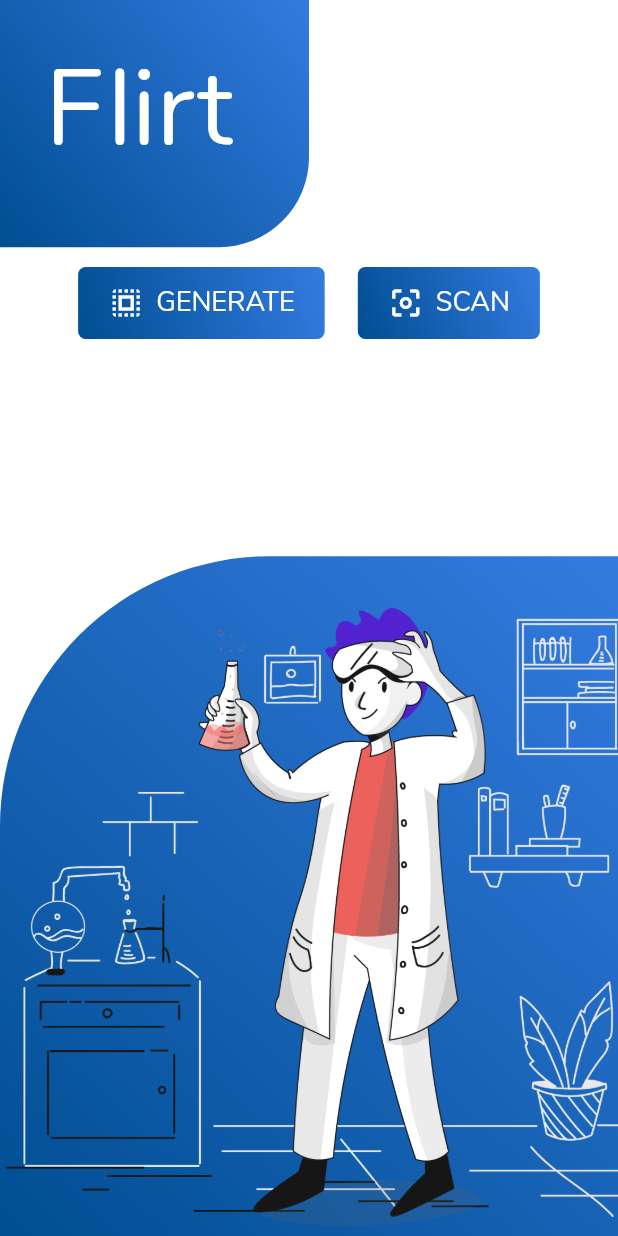
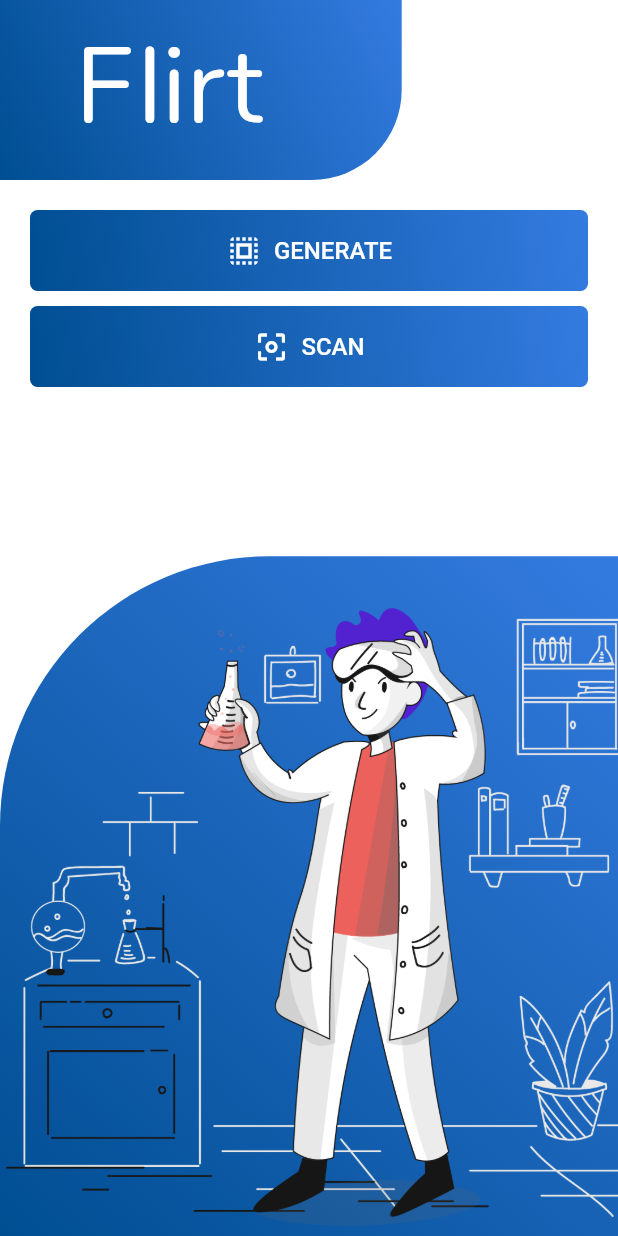
Before and after one commit to Nuxify/flirt, a Flutter app: the screen it shows after launch, on a phone screen of 412 x 824 dp. Run offline on Flutter 3.47's test engine with Material 2 defaults, Android fonts, the phone set to English and light mode, and no system bars; our stand-ins replace bloc, flutter_bloc, qr_flutter; missing offline and left inert: qr_code_scanner; generated files the repository leaves out were written again.

Commit message:
fix: ui adjustment

```diff
--- a/lib/interfaces/screens/home_screen.dart
+++ b/lib/interfaces/screens/home_screen.dart
@@ -1,8 +1,8 @@
 import 'package:flutter/material.dart';
 
-import 'package:Flirt/interfaces/widgets/bottom_bubble.dart';
-import 'package:Flirt/interfaces/widgets/main_button_bar.dart';
-import 'package:Flirt/interfaces/widgets/top_bubble.dart';
+import 'package:Flirt/interfaces/widgets/home/bottom_bubble.dart';
+import 'package:Flirt/interfaces/widgets/home/main_button_bar.dart';
+import 'package:Flirt/interfaces/widgets/home/top_bubble.dart';
 
 class HomeScreen extends StatelessWidget {
   const HomeScreen({
--- /dev/null
+++ b/lib/interfaces/widgets/home/main_button_bar.dart
@@ -0,0 +1,49 @@
+import 'package:flutter/material.dart';
+
+import 'package:Flirt/module/record/interfaces/screens/generate/generate_screen.dart';
+import 'package:Flirt/module/record/interfaces/screens/scan/scan_screen.dart';
+import 'package:Flirt/interfaces/widgets/rounded_button.dart';
+
+class MainButtonBar extends StatelessWidget {
+  const MainButtonBar({
+    Key key,
+  }) : super(key: key);
+
+  @override
+  Widget build(BuildContext context) {
+    return Container(
+      height: double.infinity,
+      margin: const EdgeInsets.only(
+        top: 140.0,
+      ),
+      padding: const EdgeInsets.symmetric(
+        horizontal: 20.0,
+      ),
+      child: Column(
+        children: <Widget>[
+          RoundedButton(
+            buttonLabel: 'GENERATE',
+            buttonIcon: Icons.select_all,
+            onPressedFunc: () {
+              Navigator.of(context).pushNamed(
+                GenerateScreen.routeName,
+              );
+            },
+          ),
+          const SizedBox(
+            height: 10.0,
+          ),
+          RoundedButton(
+            buttonLabel: 'SCAN',
+            buttonIcon: Icons.center_focus_weak,
+            onPressedFunc: () {
+              Navigator.of(context).pushNamed(
+                ScanScreen.routeName,
+              );
+            },
+          )
+        ],
+      ),
+    );
+  }
+}
--- a/lib/interfaces/widgets/top_bubble.dart
+++ b/lib/interfaces/widgets/home/top_bubble.dart
@@ -7,13 +7,13 @@ class TopBubble extends StatelessWidget {
 
   @override
   Widget build(BuildContext context) {
-    final MediaQueryData mediaQuery = MediaQuery.of(context);
+    final MediaQueryData _mediaQuery = MediaQuery.of(context);
     final ThemeData theme = Theme.of(context);
     return Positioned(
       top: 0,
       child: SizedBox(
-        height: mediaQuery.size.height * 0.20,
-        width: mediaQuery.size.width * 0.50,
+        height: 120.0,
+        width: _mediaQuery.size.width * 0.65,
         child: Container(
           decoration: BoxDecoration(
             borderRadius: const BorderRadius.only(
@@ -28,6 +28,19 @@ class TopBubble extends StatelessWidget {
               ],
             ),
           ),
+          child: Container(
+              margin: const EdgeInsets.only(
+                left: 50.0,
+                top: 10.0,
+              ),
+              child: const Text(
+                'Flirt',
+                style: TextStyle(
+                  fontFamily: 'Nunito',
+                  fontSize: 70,
+                  color: Colors.white,
+                ),
+              )),
         ),
       ),
     );
--- a/lib/interfaces/widgets/main_button_bar.dart
+++ /dev/null
@@ -1,122 +0,0 @@
-import 'dart:ui' as ui;
-
-import 'package:flutter/material.dart';
-
-import 'package:Flirt/module/record/interfaces/screens/generate/generate_screen.dart';
-import 'package:Flirt/module/record/interfaces/screens/scan/scan_screen.dart';
-
-class MainButtonBar extends StatelessWidget {
-  const MainButtonBar({
-    Key key,
-  }) : super(key: key);
-
-  @override
-  Widget build(BuildContext context) {
-    final MediaQueryData mediaQuery = MediaQuery.of(context);
-    final ThemeData theme = Theme.of(context);
-    const double lrPadding = 30.0;
-
-    return Positioned(
-      top: 0,
-      child: Container(
-        height: 230.0,
-        margin: const EdgeInsets.only(
-          top: 25,
-          left: lrPadding,
-          right: lrPadding,
-        ),
-        child: SizedBox(
-          width: mediaQuery.size.width - (lrPadding * 2),
-          child: Column(
-            crossAxisAlignment: CrossAxisAlignment.start,
-            children: <Widget>[
-              Text(
-                'Flirt',
-                style: TextStyle(
-                  fontFamily: 'Nunito',
-                  fontSize: 70,
-                  foreground: Paint()
-                    ..shader = ui.Gradient.linear(
-                      const Offset(0, 20),
-                      const Offset(150, 20),
-                      <Color>[Colors.white, Colors.white],
-                    ),
-                ),
-              ),
-              Container(
-                width: mediaQuery.size.width,
-                padding: const EdgeInsets.only(top: 50),
-                child: ButtonBar(
-                  overflowButtonSpacing: 10,
-                  alignment: MainAxisAlignment.spaceEvenly,
-                  children: <Widget>[
-                    Container(
-                      decoration: BoxDecoration(
-                        gradient: LinearGradient(
-                          begin: Alignment.topRight,
-                          end: Alignment.bottomLeft,
-                          colors: <Color>[
-                            theme.primaryColor,
-                            theme.accentColor
-                          ],
-                        ),
-                        borderRadius: BorderRadius.circular(5.0),
-                      ),
-                      child: FlatButton.icon(
-                        icon: const Icon(Icons.select_all),
-                        label: Text(
-                          'GENERATE',
-                          style:
-                              theme.textTheme.bodyText1.copyWith(fontSize: 18),
-                        ),
-                        onPressed: () {
-                          Navigator.of(context).pushNamed(
-                            GenerateScreen.routeName,
-                          );
-                        },
-                        padding: const EdgeInsets.only(
-                            top: 10, bottom: 10, left: 20, right: 20),
-                        color: Colors.transparent,
-                      ),
-                    ),
-                    Container(
-                      decoration: BoxDecoration(
-                        gradient: LinearGradient(
-                          begin: Alignment.topRight,
-                          end: Alignment.bottomLeft,
-                          colors: <Color>[
-                            theme.primaryColor,
-                            theme.accentColor
-                          ],
-                        ),
-                        borderRadius: BorderRadius.circular(5.0),
-                      ),
-                      child: FlatButton.icon(
-                        icon: const Icon(Icons.center_focus_weak),
-                        label: Flexible(
-                          child: Text(
-                            'SCAN',
-                            style: theme.textTheme.bodyText1
-                                .copyWith(fontSize: 18),
-                          ),
-                        ),
-                        onPressed: () {
-                          Navigator.of(context).pushNamed(
-                            ScanScreen.routeName,
-                          );
-                        },
-                        padding: const EdgeInsets.only(
-                            top: 10, bottom: 10, left: 20, right: 20),
-                        color: Colors.transparent,
-                      ),
-                    )
-                  ],
-                ),
-              ),
-            ],
-          ),
-        ),
-      ),
-    );
-  }
-}
```
Also changed, not shown: lib/interfaces/widgets/home/bottom_bubble.dart (renamed from lib/interfaces/widgets/bottom_bubble.dart).
